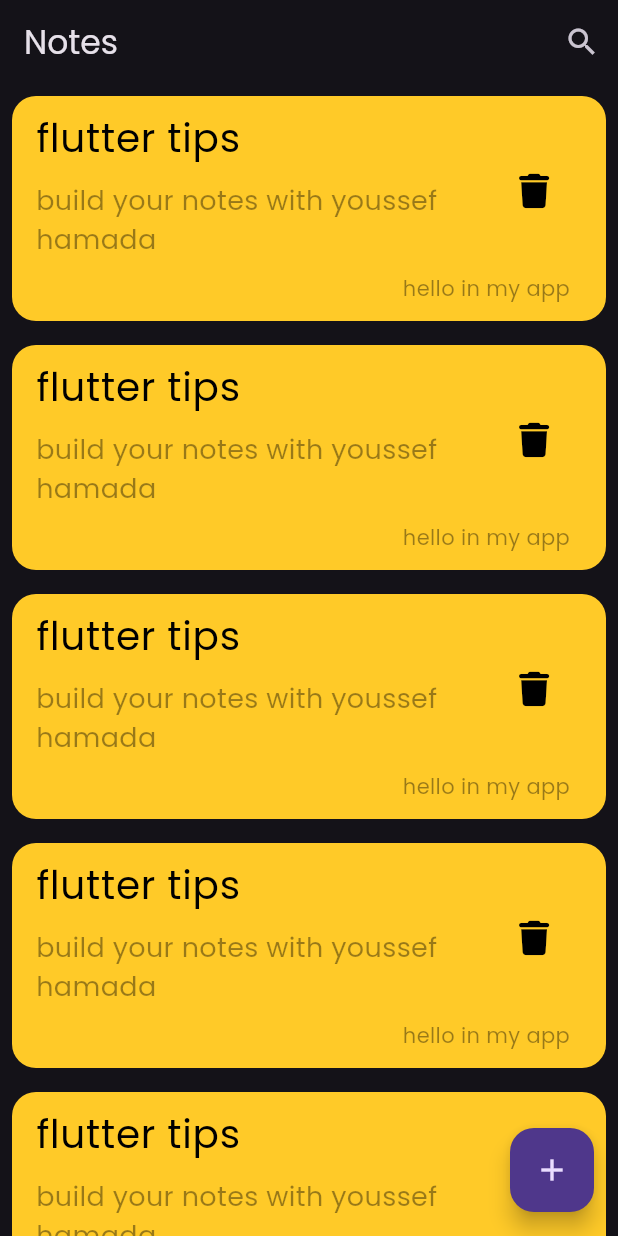
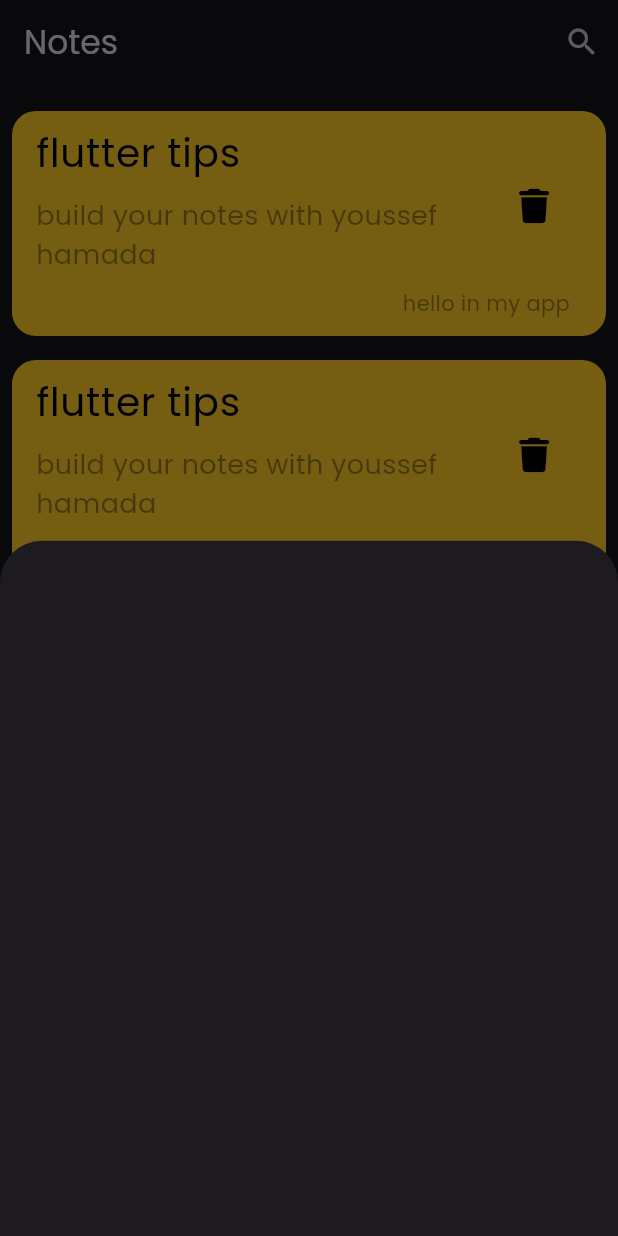
Before and after one commit to YoussefHamada-cs/my_nodes, a Flutter app: the screen it shows after launch, after a tap on the "add" icon, on a phone screen of 412 x 824 dp. Run offline on Flutter 3.47's test engine with Material 3 defaults, Android fonts, the phone set to English and light mode, and no system bars; our stand-ins replace font_awesome_flutter.

Commit message:
show model sheet

```diff
--- a/lib/views/notes_view.dart
+++ b/lib/views/notes_view.dart
@@ -1,4 +1,5 @@
 import 'package:flutter/material.dart';
+import 'package:my_notes/views/widget/add_show_model_sheet.dart';
 import 'package:my_notes/views/widget/notes_view_bady.dart';
 
 class NotesView extends StatelessWidget {
@@ -8,12 +9,21 @@ class NotesView extends StatelessWidget {
   Widget build(BuildContext context) {
     return Scaffold(
       floatingActionButton: FloatingActionButton(
-        onPressed: () {},
-        child: Icon(Icons.add),
+        onPressed: () {
+          showModalBottomSheet(
+            context: context,
+            builder: (context) {
+              return const AddShowModelBottomSheet(
+
+              );
+            },
+          );
+        },
+        child: const Icon(Icons.add),
       ),
       appBar: AppBar(
-        title: Text('Notes'),
-        actions: [IconButton(onPressed: () {}, icon: Icon(Icons.search))],
+        title: const Text('Notes'),
+        actions: [IconButton(onPressed: () {}, icon: const Icon(Icons.search))],
       ),
       body: const NotesViewbady(),
     );
--- /dev/null
+++ b/lib/views/widget/add_show_model_sheet.dart
@@ -0,0 +1,10 @@
+import 'package:flutter/material.dart';
+
+class AddShowModelBottomSheet extends StatelessWidget {
+  const AddShowModelBottomSheet({super.key});
+
+  @override
+  Widget build(BuildContext context) {
+    return Container();
+  }
+}
--- a/lib/views/widget/notes_item_listview.dart
+++ b/lib/views/widget/notes_item_listview.dart
@@ -6,8 +6,11 @@ class Notes_item_listview extends StatelessWidget {
 
   @override
   Widget build(BuildContext context) {
-    return ListView.builder(itemBuilder: (context, index) {
-      return NoteItem();
-    });
+    return Padding(
+      padding: const EdgeInsets.symmetric(vertical: 10),
+      child: ListView.builder(itemBuilder: (context, index) {
+        return NoteItem();
+      }),
+    );
   }
 }
```
